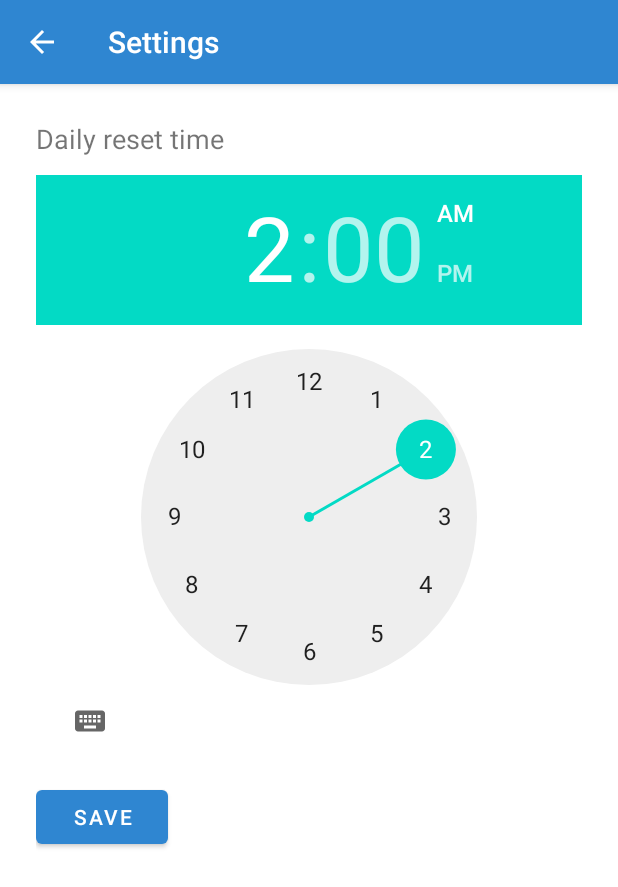
After one commit to mrutenberg/MasterCalories, an Android app: the SettingsActivity screen opened directly, with no data from a screen before it, on a phone screen of 412 x 824 dp. The commit adds this screen. Shown: the top 887 px of the screen. Run offline under Robolectric (Android 15) with nearby library versions, the light colour scheme and no system bars.

Commit message:
Add reset time settings

```diff
--- a/app/src/main/AndroidManifest.xml
+++ b/app/src/main/AndroidManifest.xml
@@ -23,6 +23,10 @@
                 android:name="android.app.lib_name"
                 android:value="" />
         </activity>
+        <activity
+            android:name=".SettingsActivity"
+            android:exported="false"
+            android:label="@string/settings_title" />
 
         <receiver
             android:name=".AdditionCalculatorWidget"
--- a/app/src/main/java/com/rutenberg/mastercalories/AdditionCalculatorWidget.kt
+++ b/app/src/main/java/com/rutenberg/mastercalories/AdditionCalculatorWidget.kt
@@ -17,6 +17,8 @@ class AdditionCalculatorWidget : AppWidgetProvider() {
         private const val REMOVE_25_ACTION = "com.rutenberg.REMOVE_25"
         private const val PREFS_NAME = "com.rutenberg.mastercalories.AdditionCalculatorWidget"
         private const val KEY_AMOUNT = "amount"
+        private const val KEY_RESET_HOUR = "reset_hour"
+        private const val KEY_RESET_MINUTE = "reset_minute"
 
         fun getSharedPrefsName(): String {
             return PREFS_NAME
@@ -24,6 +26,14 @@ class AdditionCalculatorWidget : AppWidgetProvider() {
 
         fun getAmountKey(): String {
             return KEY_AMOUNT
+        }
+
+        fun getResetHourKey(): String {
+            return KEY_RESET_HOUR
+        }
+
+        fun getResetMinuteKey(): String {
+            return KEY_RESET_MINUTE
         }
     }
 
@@ -37,6 +47,7 @@ class AdditionCalculatorWidget : AppWidgetProvider() {
         appWidgetIds: IntArray
     ) {
         super.onUpdate(context, appWidgetManager, appWidgetIds)
+        MidnightResetReceiver.schedule(context.applicationContext)
         for (appWidgetId in appWidgetIds) {
             updateWidget(context, appWidgetManager, appWidgetId)
         }
@@ -100,6 +111,7 @@ class AdditionCalculatorWidget : AppWidgetProvider() {
 
     override fun onReceive(context: Context, intent: Intent) {
         super.onReceive(context, intent)
+        MidnightResetReceiver.schedule(context.applicationContext)
         val appWidgetId = intent.getIntExtra(AppWidgetManager.EXTRA_APPWIDGET_ID, AppWidgetManager.INVALID_APPWIDGET_ID)
         if (appWidgetId == AppWidgetManager.INVALID_APPWIDGET_ID) {
             return
--- /dev/null
+++ b/app/src/main/java/com/rutenberg/mastercalories/SettingsActivity.kt
@@ -0,0 +1,69 @@
+package com.rutenberg.mastercalories
+
+import android.content.Context
+import android.os.Build
+import android.os.Bundle
+import android.text.format.DateFormat
+import android.view.MenuItem
+import android.widget.Button
+import android.widget.TimePicker
+import android.widget.Toast
+import androidx.appcompat.app.AppCompatActivity
+
+class SettingsActivity : AppCompatActivity() {
+
+    override fun onCreate(savedInstanceState: Bundle?) {
+        super.onCreate(savedInstanceState)
+        setContentView(R.layout.activity_settings)
+
+        supportActionBar?.setDisplayHomeAsUpEnabled(true)
+
+        val timePicker = findViewById<TimePicker>(R.id.time_picker)
+        val saveButton = findViewById<Button>(R.id.btn_save_reset_time)
+        timePicker.setIs24HourView(DateFormat.is24HourFormat(this))
+
+        val prefs = getSharedPreferences(
+            AdditionCalculatorWidget.getSharedPrefsName(),
+            Context.MODE_PRIVATE
+        )
+        val savedHour = prefs.getInt(AdditionCalculatorWidget.getResetHourKey(), 2)
+        val savedMinute = prefs.getInt(AdditionCalculatorWidget.getResetMinuteKey(), 0)
+        if (Build.VERSION.SDK_INT >= Build.VERSION_CODES.M) {
+            timePicker.hour = savedHour
+            timePicker.minute = savedMinute
+        } else {
+            timePicker.currentHour = savedHour
+            timePicker.currentMinute = savedMinute
+        }
+
+        saveButton.setOnClickListener {
+            val hour = if (Build.VERSION.SDK_INT >= Build.VERSION_CODES.M) {
+                timePicker.hour
+            } else {
+                timePicker.currentHour ?: 0
+            }
+            val minute = if (Build.VERSION.SDK_INT >= Build.VERSION_CODES.M) {
+                timePicker.minute
+            } else {
+                timePicker.currentMinute ?: 0
+            }
+            prefs.edit()
+                .putInt(AdditionCalculatorWidget.getResetHourKey(), hour)
+                .putInt(AdditionCalculatorWidget.getResetMinuteKey(), minute)
+                .apply()
+            MidnightResetReceiver.schedule(applicationContext)
+            Toast.makeText(this, R.string.reset_time_saved, Toast.LENGTH_SHORT).show()
+            finish()
+        }
+    }
+
+    override fun onOptionsItemSelected(item: MenuItem): Boolean {
+        return when (item.itemId) {
+            android.R.id.home -> {
+                finish()
+                true
+            }
+            else -> super.onOptionsItemSelected(item)
+        }
+    }
+}
--- /dev/null
+++ b/app/src/main/res/layout/activity_settings.xml
@@ -0,0 +1,27 @@
+<?xml version="1.0" encoding="utf-8"?>
+<LinearLayout xmlns:android="http://schemas.android.com/apk/res/android"
+    android:layout_width="match_parent"
+    android:layout_height="match_parent"
+    android:orientation="vertical"
+    android:padding="24dp">
+
+    <TextView
+        android:id="@+id/tv_reset_time_label"
+        android:layout_width="wrap_content"
+        android:layout_height="wrap_content"
+        android:text="@string/reset_time_label"
+        android:textSize="18sp" />
+
+    <TimePicker
+        android:id="@+id/time_picker"
+        android:layout_width="wrap_content"
+        android:layout_height="wrap_content"
+        android:layout_marginTop="12dp" />
+
+    <Button
+        android:id="@+id/btn_save_reset_time"
+        android:layout_width="wrap_content"
+        android:layout_height="wrap_content"
+        android:layout_marginTop="16dp"
+        android:text="@string/save" />
+</LinearLayout>
--- a/app/src/main/res/values/strings.xml
+++ b/app/src/main/res/values/strings.xml
@@ -1,3 +1,7 @@
 <resources>
     <string name="app_name">MasterCalories</string>
+    <string name="settings_title">Settings</string>
+    <string name="reset_time_label">Daily reset time</string>
+    <string name="save">Save</string>
+    <string name="reset_time_saved">Reset time saved</string>
 </resources>
```
Also changed, not shown: app/src/main/java/com/rutenberg/mastercalories/AdditionCalculatorActivity.kt (+14 -22 lines), app/src/main/java/com/rutenberg/mastercalories/MidnightResetReceiver.kt (+45 -0 lines), app/src/main/res/menu/menu_addition_calculator.xml (added, +9 -0 lines).
